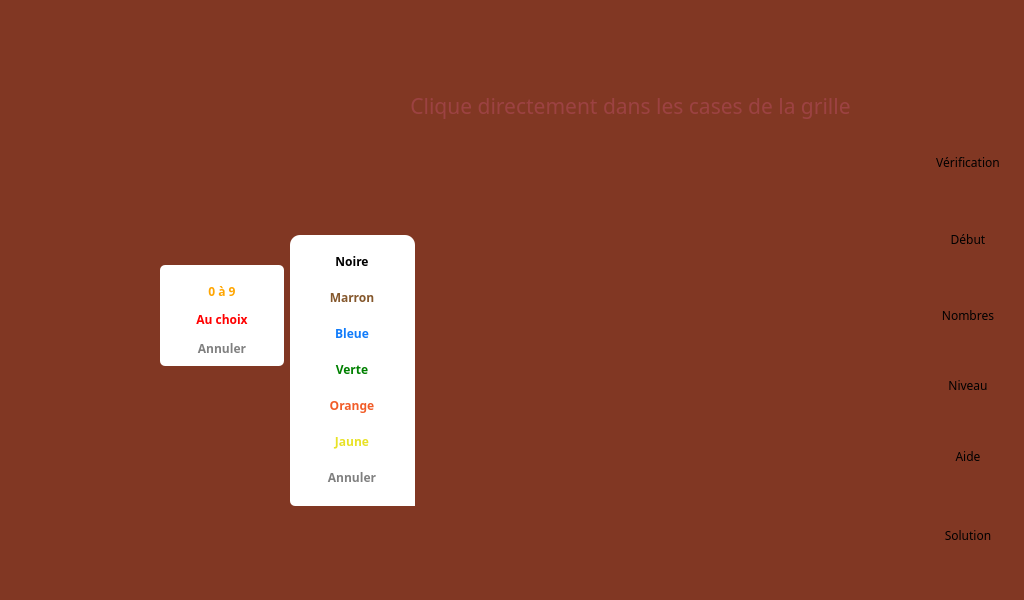
Old version of the form src/mainwindow.ui in the repository Txikilinux/leterrier-fubuki.
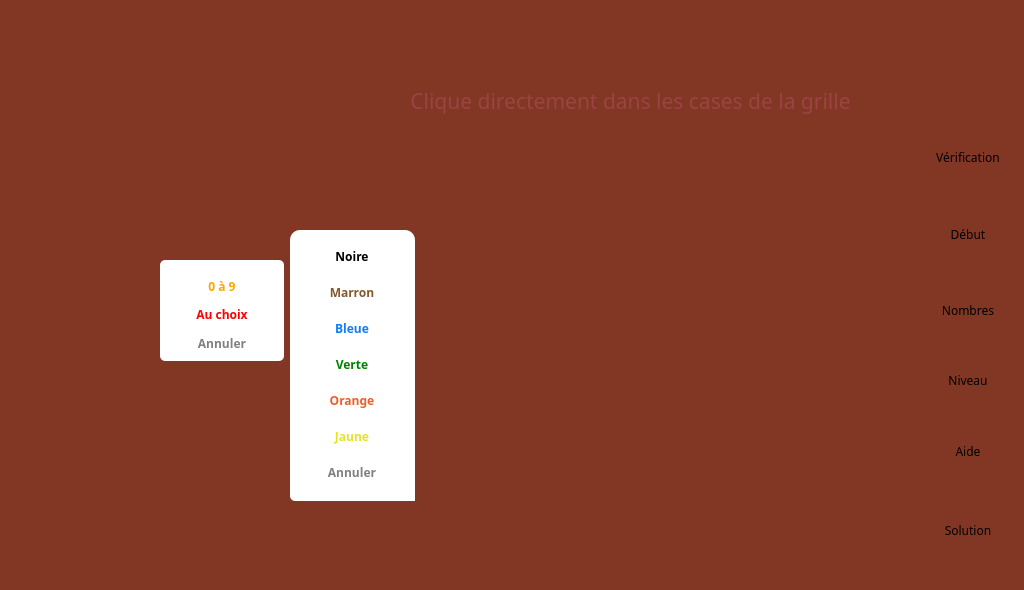
New version of the form. Icons and pictures are not drawn. Custom widgets are drawn as their Qt base class.

Commit message: MarginTop du bouton Avatar, remise de la taille à 590

```diff
--- a/src/mainwindow.ui
+++ b/src/mainwindow.ui
@@ -7,11 +7,11 @@
     <x>0</x>
     <y>0</y>
     <width>1024</width>
-    <height>600</height>
+    <height>590</height>
    </rect>
   </property>
   <property name="sizePolicy">
-   <sizepolicy hsizetype="Fixed" vsizetype="Fixed">
+   <sizepolicy hsizetype="Preferred" vsizetype="Preferred">
     <horstretch>0</horstretch>
     <verstretch>0</verstretch>
    </sizepolicy>
```
Left out of the diff: 2 changed lines with no effect on the pictures. The commit also changes 1 other file.
